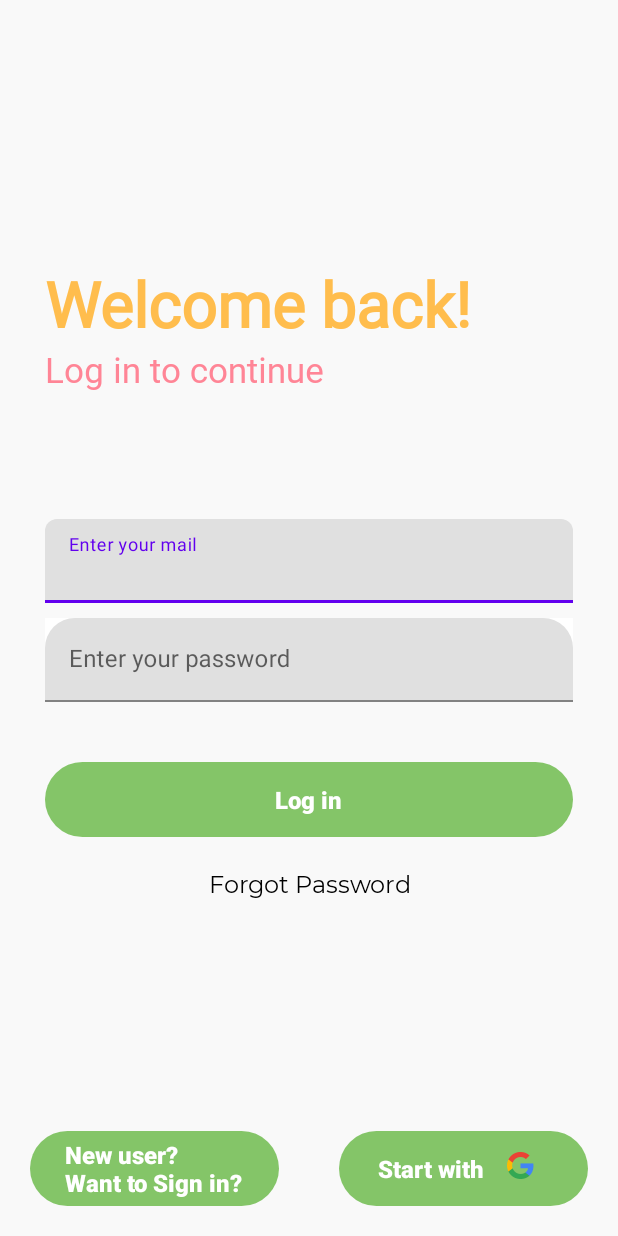
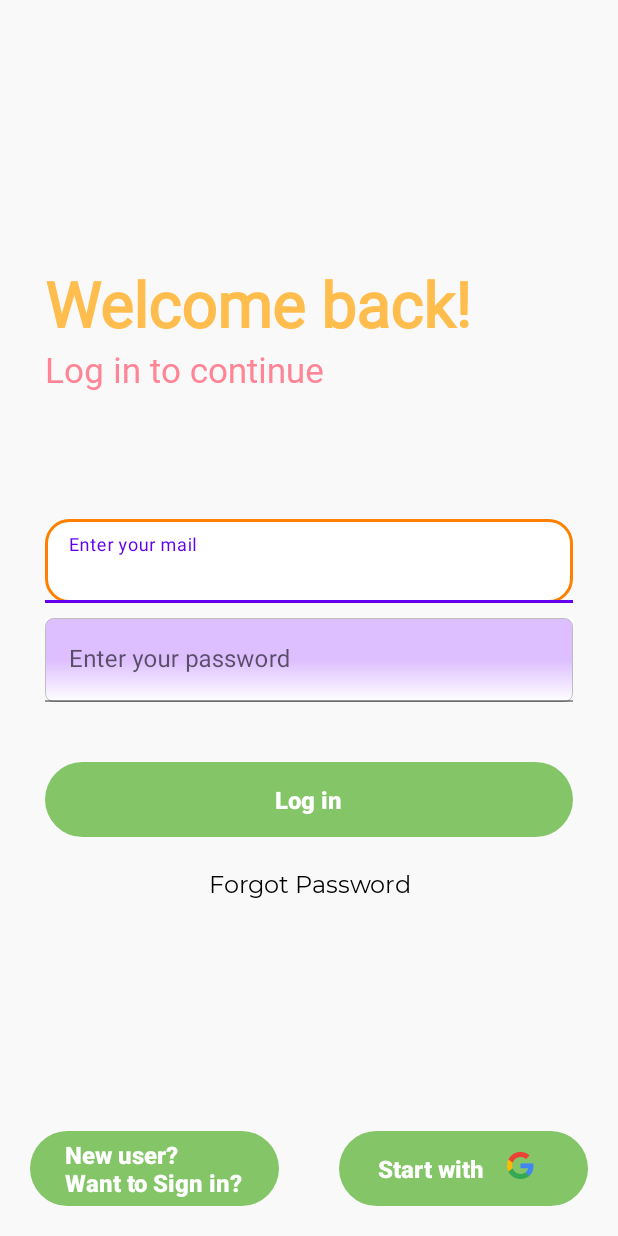
Before and after one commit to HarshPanchal18/Notes, an Android app: the screen it shows after launch (MainActivity), on a phone screen of 412 x 824 dp. Run offline under Robolectric (Android 15) with nearby library versions, the phone set to English and light mode, and no system bars; our stand-ins replace Firebase (no records; nobody signed in at launch, a user with empty details on screens opened directly).

Commit message:
Formatted edittext boxes with customs

```diff
--- /dev/null
+++ b/app/src/main/res/drawable/edittext_design.xml
@@ -0,0 +1,61 @@
+<?xml version="1.0" encoding="utf-8"?>
+<selector xmlns:android="http://schemas.android.com/apk/res/android">
+    <item android:state_pressed="true" android:state_focused="true">
+        <shape>
+            <solid android:color="#FF8000"/>
+            <stroke
+                android:width="2.3dp"
+                android:color="#FF8000" />
+            <corners
+                android:radius="15dp" />
+        </shape>
+    </item>
+
+    <item android:state_pressed="true" android:state_focused="false">
+        <shape>
+            <solid android:color="#FF8000"/>
+            <stroke
+                android:width="2.3dp"
+                android:color="#FF8000" />
+            <corners
+                android:radius="15dp" />
+        </shape>
+    </item>
+
+    <item android:state_pressed="false" android:state_focused="true">
+        <shape>
+            <solid android:color="#FFFFFF"/>
+            <stroke
+                android:width="2.3dp"
+                android:color="#FF8000" />
+            <corners
+                android:radius="15dp" />
+        </shape>
+    </item>
+
+    <item android:state_pressed="false" android:state_focused="false">
+        <shape>
+            <gradient
+                android:startColor="#ddbFff"
+                android:centerColor="#ddbFFF"
+                android:endColor="#FFFFFF"
+                android:angle="270" />
+            <stroke
+                android:width="0.7dp"
+                android:color="#BDBDBD" />
+            <corners
+                android:radius="5dp" />
+        </shape>
+    </item>
+
+    <item android:state_enabled="true">
+        <shape>
+            <padding
+                android:left="4dp"
+                android:top="4dp"
+                android:right="4dp"
+                android:bottom="4dp" />
+        </shape>
+    </item>
+
+</selector>
--- a/app/src/main/res/layout/activity_main.xml
+++ b/app/src/main/res/layout/activity_main.xml
@@ -65,8 +65,9 @@
 
         <EditText
             android:layout_width="match_parent"
-            android:layout_height="wrap_content"
+            android:layout_height="match_parent"
             android:id="@+id/loginmail"
+            android:background="@drawable/edittext_design"
             android:hint="Enter your mail"
             android:inputType="textEmailAddress" />
     </com.google.android.material.textfield.TextInputLayout>
@@ -87,6 +88,7 @@
         <EditText
             android:layout_width="match_parent"
             android:layout_height="wrap_content"
+            android:background="@drawable/edittext_design"
             android:id="@+id/loginpassword"
             android:hint="Enter your password"
             android:inputType="textPassword" />
--- a/app/src/main/res/layout/activity_signup.xml
+++ b/app/src/main/res/layout/activity_signup.xml
@@ -33,7 +33,7 @@
         <TextView
             android:layout_width="match_parent"
             android:layout_height="wrap_content"
-            android:text="Nice to sew here"
+            android:text="Nice to see here"
             android:textSize="23sp"
             android:textColor="#ff8596" />
 
@@ -53,6 +53,7 @@
             android:layout_width="match_parent"
             android:layout_height="wrap_content"
             android:id="@+id/signupmail"
+            android:background="@drawable/edittext_design"
             android:hint="Enter your mail"
             android:inputType="textEmailAddress" />
     </com.google.android.material.textfield.TextInputLayout>
@@ -71,6 +72,7 @@
             android:layout_width="match_parent"
             android:layout_height="wrap_content"
             android:id="@+id/signuppassword"
+            android:background="@drawable/edittext_design"
             android:hint="Enter your password"
             android:inputType="textPassword" />
     </com.google.android.material.textfield.TextInputLayout>
```
